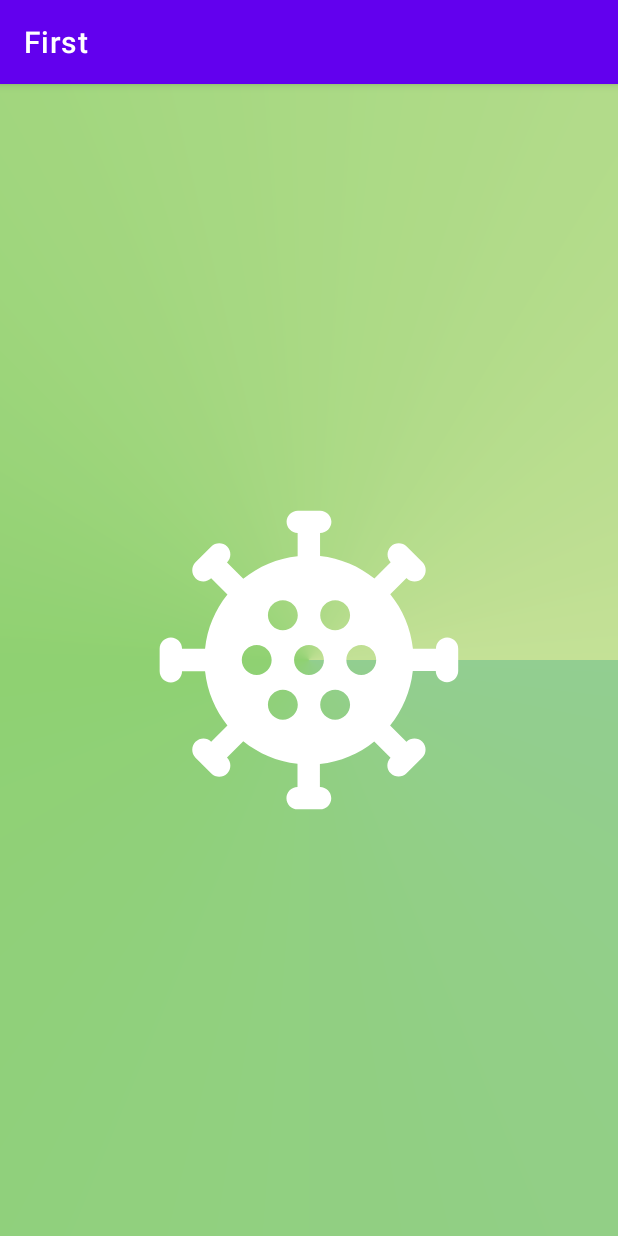
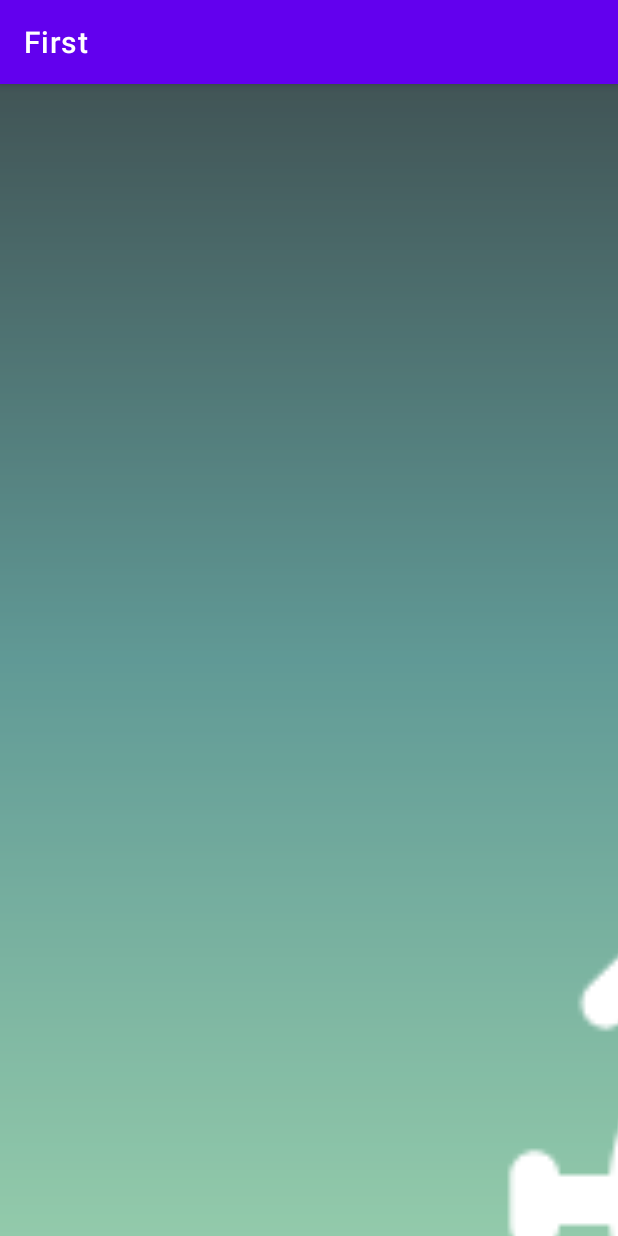
Before and after one commit to Wilson-Camacho/First, an Android app: the first screen one second after launch (Splash), on a phone screen of 412 x 824 dp. Run offline under Robolectric (Android 15) with nearby library versions, the phone set to English and light mode, and no system bars.

Commit message:
datos nuevos 08/11/2021

```diff
--- a/app/src/main/java/com/Wilson/first/Splash.java
+++ b/app/src/main/java/com/Wilson/first/Splash.java
@@ -2,7 +2,12 @@ package com.Wilson.first;
 
 import android.content.Intent;
 import android.os.Bundle;
+import android.os.Handler;
+import android.os.Looper;
 import android.view.View;
+import android.view.animation.Animation;
+import android.view.animation.AnimationUtils;
+import android.widget.ImageView;
 
 import androidx.appcompat.app.AppCompatActivity;
 
@@ -12,10 +17,28 @@ public class Splash extends AppCompatActivity {
     protected void onCreate(Bundle savedInstanceState) {
         super.onCreate(savedInstanceState);
         setContentView(R.layout.splash);
+        OpenApp(true);
+
+        ImageView imagen = findViewById(R.id.corona);
+
+
+        Animation rotate = AnimationUtils.loadAnimation(this,R.anim.anim);
+        imagen.startAnimation(rotate);
     }
 
     public void splash (View v){
         Intent intent = new Intent(Splash.this, LoginActivity.class);
         startActivity(intent);
+
+    }
+    public void OpenApp (boolean abierto){
+        new Handler(Looper.getMainLooper()).postDelayed(new Runnable() {
+            @Override
+            public void run() {
+                Intent intent = new Intent(Splash.this, LoginActivity.class);
+                startActivity(intent);
+            }
+        },2000);
+
     }
 }
--- /dev/null
+++ b/app/src/main/res/anim/anim.xml
@@ -0,0 +1,16 @@
+<?xml version="1.0" encoding="utf-8"?>
+<set xmlns:android="http://schemas.android.com/apk/res/android"
+    android:fillAfter="true">
+
+    <scale xmlns:android="http://schemas.android.com/apk/res/android"
+        android:duration="1500"
+        android:fromXScale="5"
+        android:fromYScale="5"
+        android:pivotX="50%"
+        android:pivotY="50%"
+        android:toXScale="1"
+        android:toYScale="1"
+        >
+    </scale>
+
+</set>
--- a/app/src/main/res/drawable/coronita_foreground.xml
+++ b/app/src/main/res/drawable/coronita_foreground.xml
@@ -6,7 +6,7 @@
     android:tint="#FFFFFF">
   <group android:scaleX="2.61"
       android:scaleY="2.61"
-      android:translateX="22.68"
+      android:translateX="21.68"
       android:translateY="22.68">
     <path
         android:fillColor="@android:color/white"
--- a/app/src/main/res/drawable/gradiant.xml
+++ b/app/src/main/res/drawable/gradiant.xml
@@ -3,15 +3,11 @@
     android:shape="rectangle"
     >
     <gradient
-        android:startColor="@color/azul"
-        android:endColor="@color/rosita"
-        android:centerColor="@color/rojito"
-        android:type="sweep"
+        android:startColor="@color/empieza"
+        android:endColor="@color/acaba"
+        android:centerColor="@color/centro"
+        android:type="linear"
         android:angle="-10"
         />
 
-
-
-
-
 </shape>
--- a/app/src/main/res/layout/splash.xml
+++ b/app/src/main/res/layout/splash.xml
@@ -1,20 +1,38 @@
 <?xml version="1.0" encoding="utf-8"?>
 <androidx.constraintlayout.widget.ConstraintLayout xmlns:android="http://schemas.android.com/apk/res/android"
+    xmlns:tools="http://schemas.android.com/tools"
     android:layout_width="match_parent"
-    android:layout_height="match_parent">
+    android:layout_height="match_parent"
+    xmlns:app="http://schemas.android.com/apk/res-auto">
 
+
+    <ImageView
+        android:layout_width="match_parent"
+        android:layout_height="match_parent"
+        app:layout_constraintStart_toStartOf="parent"
+        app:layout_constraintEnd_toEndOf="parent"
+        >
+
+    </ImageView>
 
     <View
         android:layout_width="match_parent"
         android:layout_height="match_parent"
         android:background="@drawable/gradiant"
-        android:alpha="0.8"
+        android:alpha="0.75"
         />
     <ImageView
-        android:layout_width="match_parent"
-        android:layout_height="match_parent"
+        android:id="@+id/corona"
+        android:layout_width="180dp"
+        android:layout_height="180dp"
+        app:layout_constraintStart_toStartOf="parent"
+        app:layout_constraintEnd_toEndOf="parent"
+        app:layout_constraintTop_toTopOf="parent"
+        app:layout_constraintBottom_toBottomOf="parent"
         android:src="@drawable/coronita_foreground"
         android:onClick="splash"
         />
 
+
+
 </androidx.constraintlayout.widget.ConstraintLayout>
--- a/app/src/main/res/values/colors.xml
+++ b/app/src/main/res/values/colors.xml
@@ -8,9 +8,11 @@
     <color name="teal_700">#FF018786</color>
     <color name="black">#FF000000</color>
     <color name="white">#FFFFFFFF</color>
-    <color name="rosita">#FFB6DA7D</color>
-    <color name="rojito">#FF74C64F</color>
-    <color name="azul">#FF78C376</color>
+
     <color name="cajitas">#90FFFFFF</color>
 
+    <color name="acaba">#FF6FB98F</color>
+    <color name="centro">#FF2C7873</color>
+    <color name="empieza">#FF021C1E</color>
+
 </resources>
--- a/app/src/main/res/values/styles.xml
+++ b/app/src/main/res/values/styles.xml
@@ -4,5 +4,6 @@
         <item name="android:textColor">@color/white</item>
         <item name="cornerRadius">4dp</item>
         <item name="strokeColor">@color/white</item>
+        <item name="android:state_pressed">true</item>
     </style>
 </resources>
```
Also changed, not shown: app/src/main/java/com/Wilson/first/LoginActivity.java (+36 -4 lines), app/src/main/res/layout/login_activity_main.xml (+15 -1 lines).
